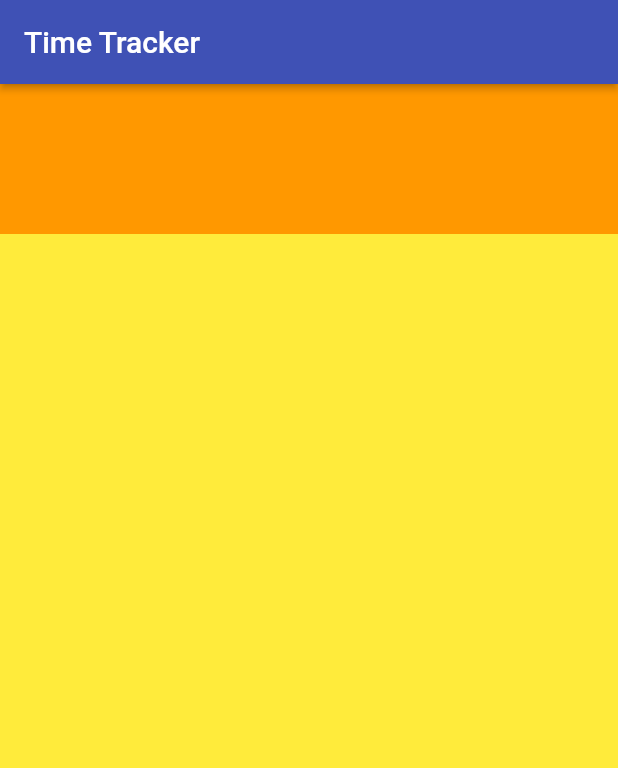
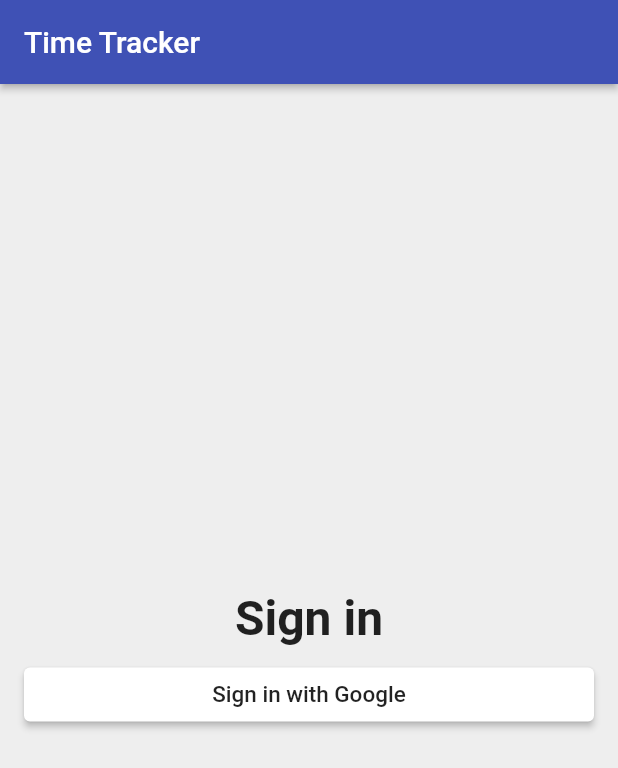
Before and after one commit to jacob-shade/TimeTrackerFlutterCourse, a Flutter app: the screen it shows after launch, on a phone screen of 412 x 824 dp. Shown: the top 768 px of the screen. Run offline on Flutter 3.47's test engine with Material 2 defaults, Android fonts, the phone set to English and light mode, and no system bars.

Commit message:
Added google button and better colors

```diff
--- a/lib/app/sign_in/sign_in_page.dart
+++ b/lib/app/sign_in/sign_in_page.dart
@@ -8,20 +8,46 @@ class SignInPage extends StatelessWidget {
         title: Text('Time Tracker'),
         elevation: 2.0,
       ),
-      body: Container(
-        color: Colors.yellow,
-        child: Column(
-          crossAxisAlignment: CrossAxisAlignment.stretch,
-          children: <Widget>[
-            Container(
-              color: Colors.orange,
-              child: SizedBox(
-                height: 100.0,
+      body: _buildContent(),
+      backgroundColor: Colors.grey[200],
+    );
+  }
+
+  Widget _buildContent() {
+    return Padding(
+      padding: EdgeInsets.all(16.0),
+      child: Column(
+        mainAxisAlignment: MainAxisAlignment.center,
+        crossAxisAlignment: CrossAxisAlignment.stretch,
+        children: <Widget>[
+          Text(
+            'Sign in',
+            textAlign: TextAlign.center,
+            style: TextStyle(
+              fontSize: 32.0,
+              fontWeight: FontWeight.w600,
+            ),
+          ),
+          SizedBox(height: 8.0),
+          RaisedButton(
+            child: Text(
+              'Sign in with Google',
+              style: TextStyle(
+                color: Colors.black87,
+                fontSize: 15.0,
               ),
-            )
-          ],
-        ),
+            ),
+            color: Colors.white,
+            shape: RoundedRectangleBorder(
+              borderRadius: BorderRadius.all(
+                Radius.circular(4.0)
+              )
+            ),
+            onPressed: () {},
+          ),
+        ],
       ),
     );
   }
+
 }
```
